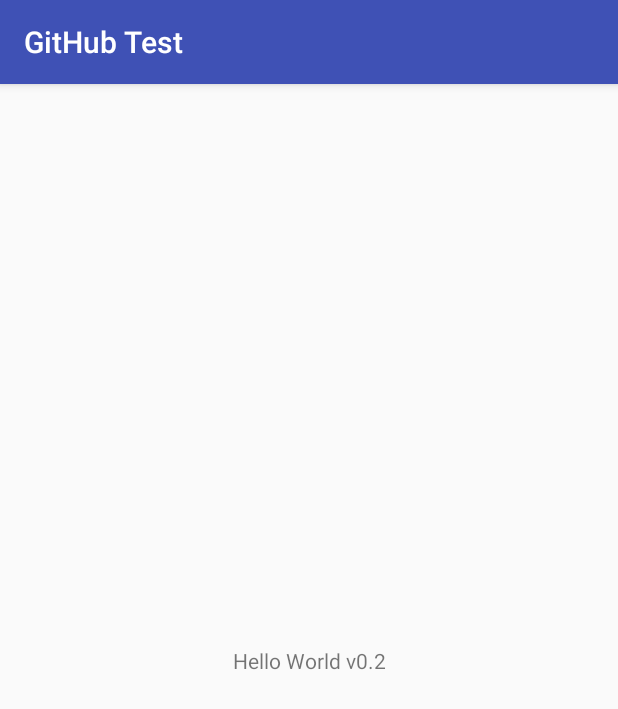
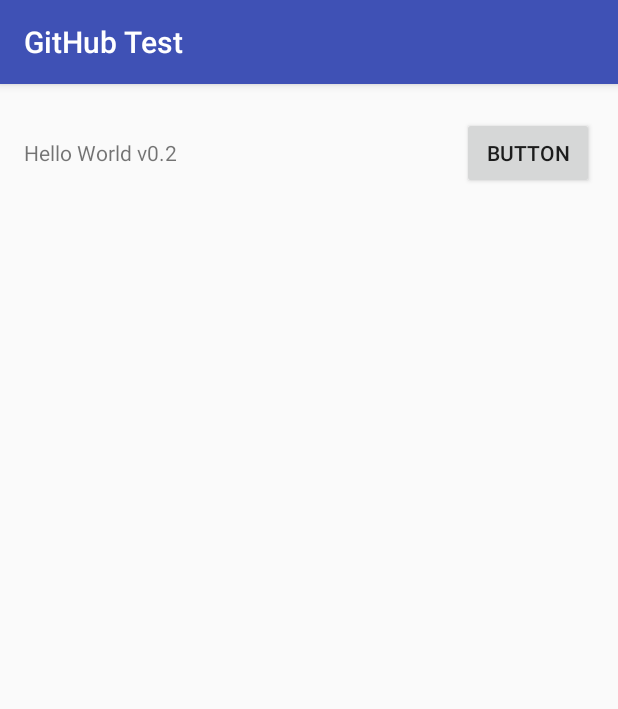
Before and after one commit to apalhinha/github-test, an Android app: the screen it shows after launch (MainActivity), on a phone screen of 412 x 824 dp. Shown: the top 709 px of the screen. Run offline under Robolectric (Android 15) with nearby library versions, the phone set to English and light mode, and no system bars.

```diff
--- a/app/src/main/AndroidManifest.xml
+++ b/app/src/main/AndroidManifest.xml
@@ -16,6 +16,7 @@
                 <category android:name="android.intent.category.LAUNCHER" />
             </intent-filter>
         </activity>
+        <activity android:name=".SecondActivity"></activity>
     </application>
 
 </manifest>
--- a/app/src/main/res/layout/activity_main.xml
+++ b/app/src/main/res/layout/activity_main.xml
@@ -7,12 +7,25 @@
     tools:context="info.trustzone.githubtest.MainActivity">
 
     <TextView
+        android:id="@+id/textView"
         android:layout_width="wrap_content"
         android:layout_height="wrap_content"
+        android:layout_marginLeft="16dp"
+        android:layout_marginStart="16dp"
+        android:layout_marginTop="36dp"
         android:text="@string/home_message"
-        app:layout_constraintBottom_toBottomOf="parent"
         app:layout_constraintLeft_toLeftOf="parent"
-        app:layout_constraintRight_toRightOf="parent"
+        app:layout_constraintStart_toStartOf="parent"
         app:layout_constraintTop_toTopOf="parent" />
 
+    <Button
+        android:id="@+id/button3"
+        android:layout_width="wrap_content"
+        android:layout_height="wrap_content"
+        android:layout_marginEnd="16dp"
+        android:layout_marginRight="16dp"
+        android:text="Button"
+        app:layout_constraintBaseline_toBaselineOf="@+id/textView"
+        app:layout_constraintEnd_toEndOf="parent" />
+
 </android.support.constraint.ConstraintLayout>
```
Also changed, not shown: app/src/main/java/info/trustzone/githubtest/MainActivity.java (+10 -0 lines), app/src/main/java/info/trustzone/githubtest/SecondActivity.java (added, +13 -0 lines), app/src/main/res/layout/activity_second.xml (added, +9 -0 lines).
